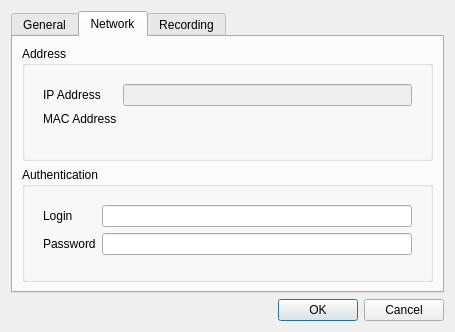
Qt form client/src/ui/dialogs/camerasettingsdialog.ui (networkoptix/nx_open) before a commit.
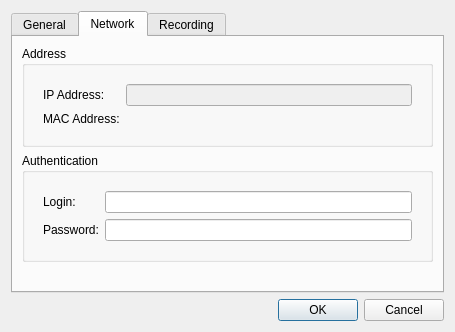
The same form after that commit. The open tabs and pages were chosen to show the change. Custom widgets are drawn as their Qt base class.

The edit to the form file:
```diff
--- a/client/src/ui/dialogs/camerasettingsdialog.ui
+++ b/client/src/ui/dialogs/camerasettingsdialog.ui
@@ -72,7 +72,7 @@
             <item row="0" column="0">
              <widget class="QLabel" name="ipAddressLabel">
               <property name="text">
-               <string>IP Address</string>
+               <string>IP Address:</string>
               </property>
              </widget>
             </item>
@@ -86,7 +86,7 @@
             <item row="1" column="0">
              <widget class="QLabel" name="macAddressLabel">
               <property name="text">
-               <string>MAC Address</string>
+               <string>MAC Address:</string>
               </property>
              </widget>
             </item>
@@ -122,7 +122,7 @@
             <item row="0" column="0">
              <widget class="QLabel" name="loginLabel">
               <property name="text">
-               <string>Login</string>
+               <string>Login:</string>
               </property>
              </widget>
             </item>
@@ -132,7 +132,7 @@
             <item row="1" column="0">
              <widget class="QLabel" name="passwordLabel">
               <property name="text">
-               <string>Password</string>
+               <string>Password:</string>
               </property>
              </widget>
             </item>
@@ -144,6 +144,19 @@
          </layout>
         </widget>
        </item>
+       <item>
+        <spacer name="verticalSpacer_2">
+         <property name="orientation">
+          <enum>Qt::Vertical</enum>
+         </property>
+         <property name="sizeHint" stdset="0">
+          <size>
+           <width>20</width>
+           <height>40</height>
+          </size>
+         </property>
+        </spacer>
+       </item>
       </layout>
      </widget>
      <widget class="QWidget" name="tabRecording">
```
Left out of the diff: 4 changed lines with no effect on the pictures.
